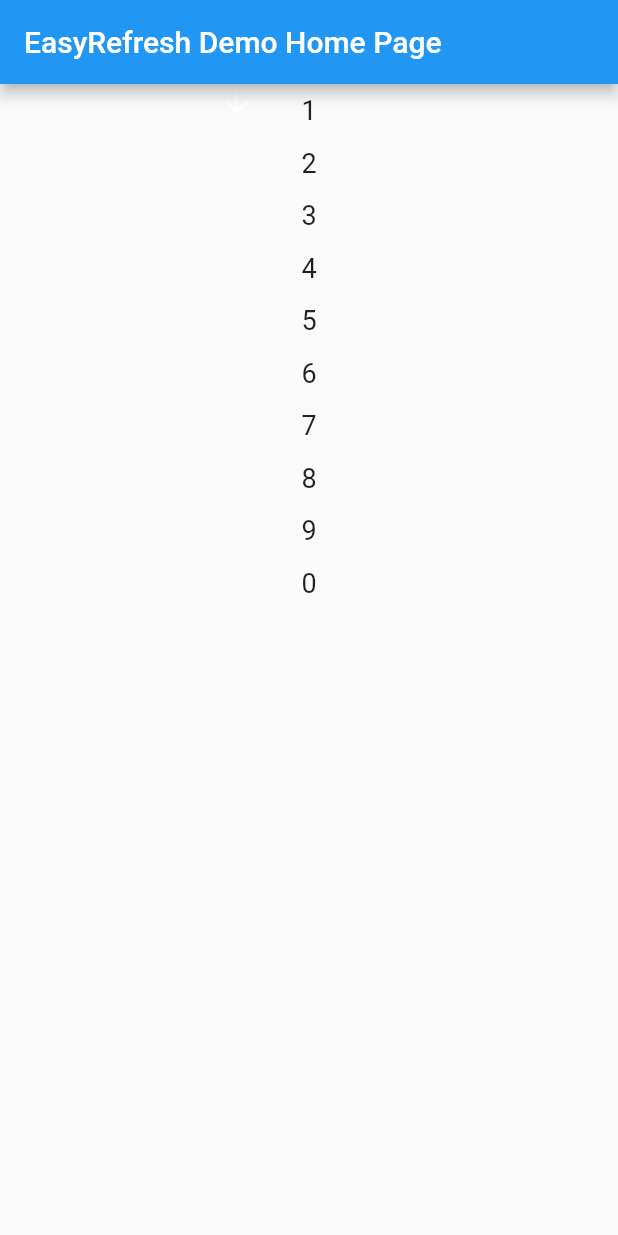
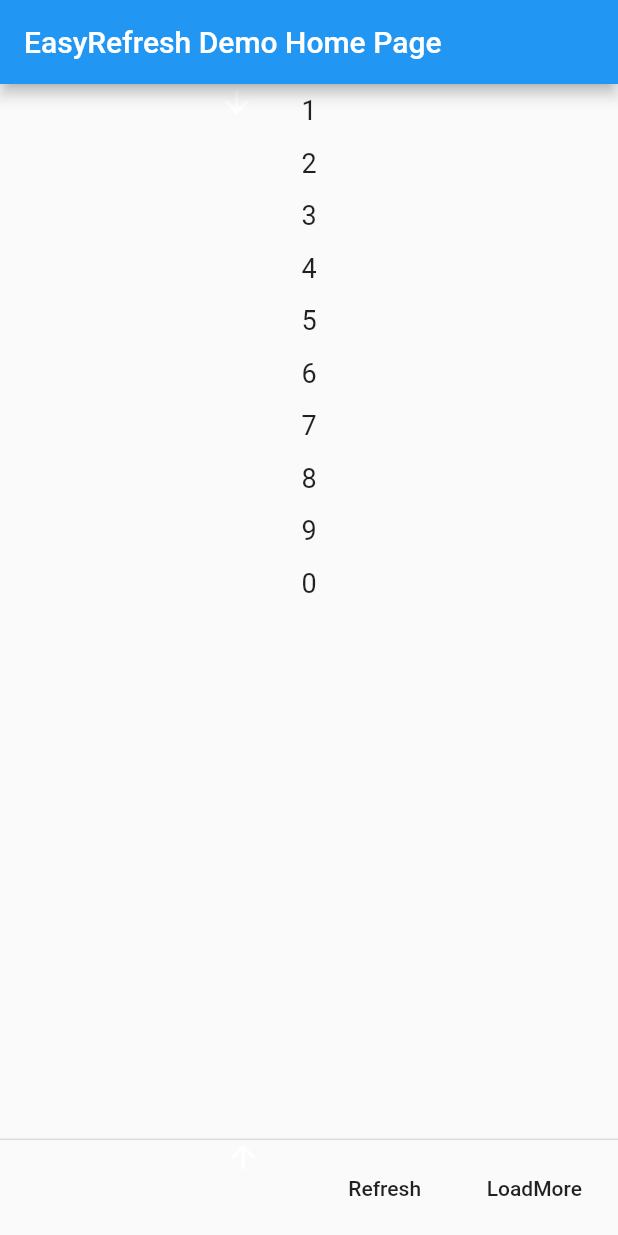
Before and after one commit to xuelongqy/flutter_easy_refresh, a Flutter app: the screen it shows after launch, on a phone screen of 412 x 824 dp. Run offline on Flutter 3.47's test engine with Material 2 defaults, Android fonts, the phone set to English and light mode, and no system bars.

Commit message:
添加触发刷新和加载的方法

```diff
--- a/example/lib/main.dart
+++ b/example/lib/main.dart
@@ -33,6 +33,8 @@ class _MyHomePageState extends State<MyHomePage> {
   ScrollController controller = new ScrollController();
   ScrollPhysics scrollPhysics = new RefreshAlwaysScrollPhysics();
 
+  GlobalKey<EasyRefreshState> _easyRefreshKey = new GlobalKey<EasyRefreshState>();
+
   @override
   Widget build(BuildContext context) {
     return Scaffold(
@@ -40,9 +42,8 @@ class _MyHomePageState extends State<MyHomePage> {
         title: Text(widget.title),
       ),
       body: Center(
-        // Center is a layout widget. It takes a single child and positions it
-        // in the middle of the parent.
         child: new EasyRefresh(
+          key: _easyRefreshKey,
           child: new ListView.builder(
             //ListView的Item
             itemCount: str.length,
@@ -80,7 +81,15 @@ class _MyHomePageState extends State<MyHomePage> {
             });
           },
         )
-      ),// This trailing comma makes auto-formatting nicer for build methods.
+      ),
+      persistentFooterButtons: <Widget>[
+        FlatButton(onPressed: () {
+          _easyRefreshKey.currentState.callRefresh();
+        }, child: Text("Refresh")),
+        FlatButton(onPressed: () {
+          _easyRefreshKey.currentState.callLoadMore();
+        }, child: Text("LoadMore"))
+      ],// This trailing comma makes auto-formatting nicer for build methods.
     );
   }
 }
```
Also changed, not shown: lib/src/refresher.dart (+9 -2 lines).
